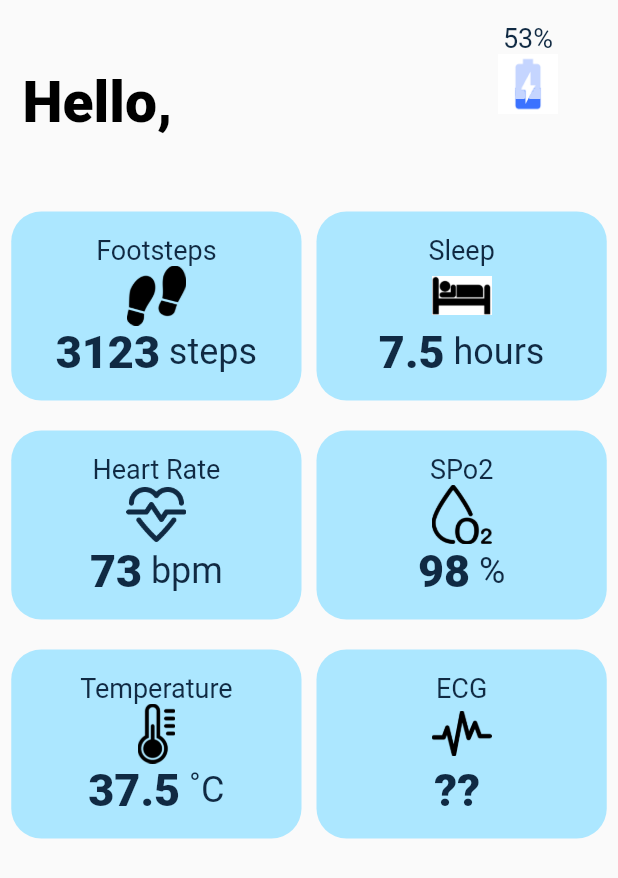
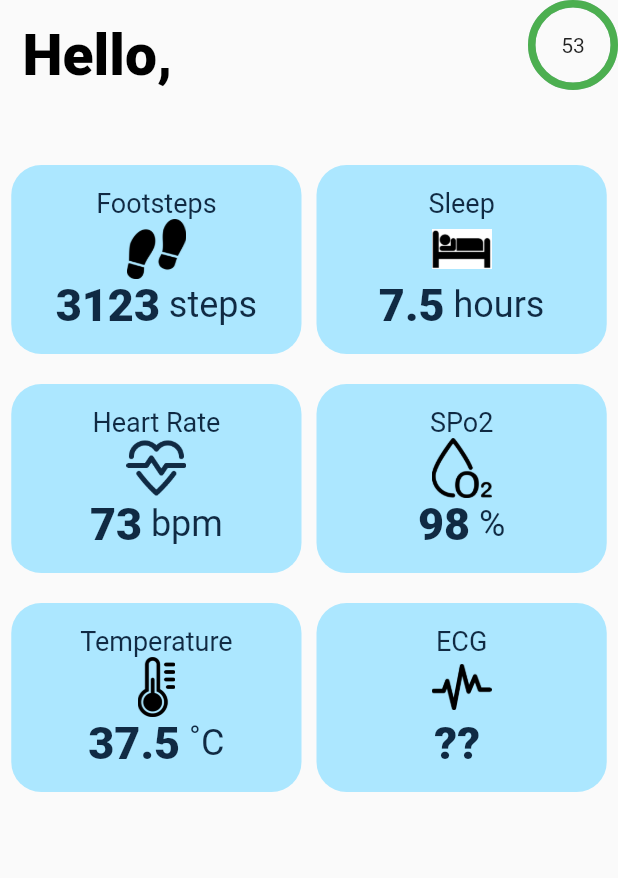
Before and after one commit to bhardwajsapna/coeus-ble-test, a Flutter app: the HomePage widget shown alone on an empty page, opened directly, on a phone screen of 412 x 824 dp. Shown: the top 878 px of the screen. Run offline on Flutter 3.47's test engine with Material 2 defaults, Android fonts, the phone set to English and light mode, and no system bars; drawn by our look-alikes of percent_indicator; our stand-ins replace charts_flutter, email_validator, flutter_blue, flutter_bluetooth_serial, flutter_secure_storage, fluttertoast and 4 more; missing offline and left inert: dart:ffi, direct_select; accounts and stored records are empty; network calls fail; project files that could hold a hidden picture were left out.

Commit message:
commit by ankit

```diff
--- a/lib/pages/advancedSettings.profile.dart
+++ b/lib/pages/advancedSettings.profile.dart
@@ -295,7 +295,7 @@ this is to test and implement the API
                     font: 32,
                   ),
                   Container(
-                    height: MediaQuery.of(context).size.height * 0.4,
+                    height: MediaQuery.of(context).size.height * 0.6,
                     child: SingleChildScrollView(
                       child: FutureBuilder(
                         future: getIndex(),
--- a/lib/pages/home.page.dart
+++ b/lib/pages/home.page.dart
@@ -10,6 +10,7 @@ import 'package:coeus_v1/widget/button.dart';
 import 'package:flutter/cupertino.dart';
 import 'package:flutter/material.dart';
 import 'package:charts_flutter/flutter.dart' as charts;
+import 'package:percent_indicator/circular_percent_indicator.dart';
 
 class HomePage extends StatefulWidget {
   const HomePage({Key? key}) : super(key: key);
@@ -120,12 +121,19 @@ class _HomePageState extends State<HomePage> {
                   ),
                 ),
               ),
-              SummaryCard(
-                  image: AssetImage('assets/icons/Battery_25.png'),
-                  value: "",
-                  unit: "",
-                  title: batteryValue.toString() + "%",
-                  color: Constants.transparent),
+              // SummaryCard(
+              //     image: AssetImage('assets/icons/Battery_25.png'),
+              //     value: "",
+              //     unit: "",
+              //     title: batteryValue.toString() + "%",
+              //     color: Constants.transparent),
+              CircularPercentIndicator(
+                radius: 60.0,
+                lineWidth: 5.0,
+                percent: 1.0,
+                center: new Text(batteryValue.toString()),
+                progressColor: Colors.green,
+              )
             ],
           ),
           Center(
--- a/lib/pages/newuser.page.dart
+++ b/lib/pages/newuser.page.dart
@@ -197,7 +197,9 @@ class _NewUserState extends State<NewUser> {
                 //   font: 22,
                 //   isPassword: false,
                 // ),
-                DatePickerWidget(title: "DoB"),
+                DatePickerWidget(title: "DoB",
+                controller: controllerDob,
+                ),
                 // InputField(
                 //   title: "Gender",
                 //   font: 22,
--- a/lib/pages/personal.profile.page.dart
+++ b/lib/pages/personal.profile.page.dart
@@ -191,6 +191,7 @@ class _PersonalProfilePageState extends State<PersonalProfilePage> {
                   font: 20,
                   isPassword: false,
                   controller: controllerMobileNumber,
+                    keyboardType: TextInputType.phone
                 ),
                 DatePickerWidget(title: "DoB", controller: controllerDob),
 
--- a/pubspec.yaml
+++ b/pubspec.yaml
@@ -41,6 +41,7 @@ dependencies:
   email_validator: ^2.0.1
   charts_flutter: ^0.11.0
   fluttertoast: ^8.0.8
+  percent_indicator: ^3.4.0
 
 dev_dependencies:
   flutter_test:
```
Also changed, not shown: pubspec.lock.
